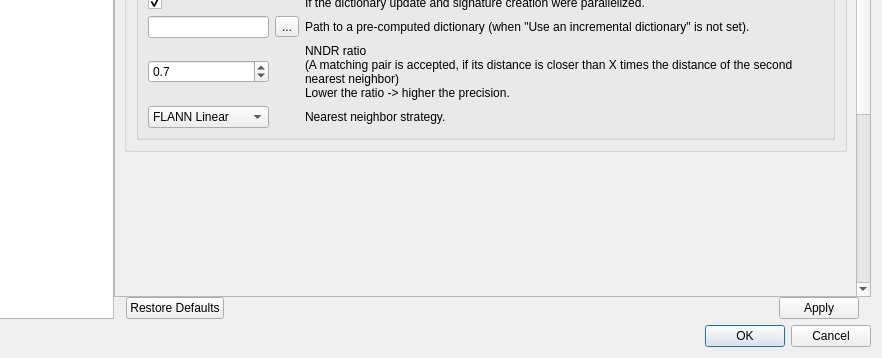
introlab/rtabmap, file guilib/src/ui/preferencesDialog.ui: the form before one commit; both pictures show x 153 to 1035 and y 431 to 789 of the 1035 by 789 pixel window.
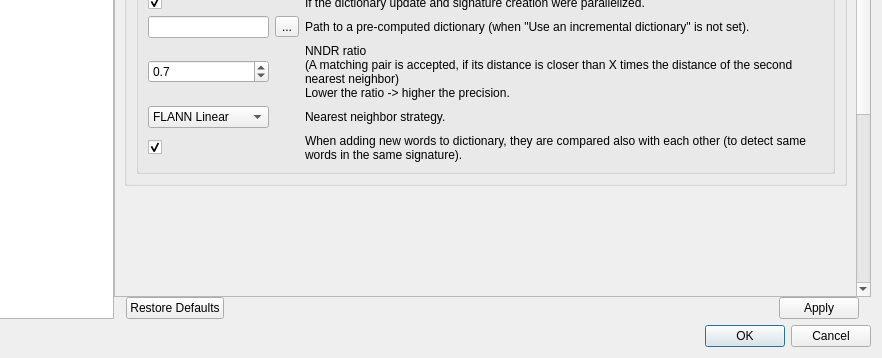
The form after the commit. The open tabs and pages were chosen to show the change. Icons and pictures are not drawn. Custom widgets are drawn as their Qt base class.

Commit message: Added parameter Kp/NewWordsComparedTogether for dictionary, always true but when comparing loop closures with Reextracting features, it is set to false to save time. fixed crash when calling getMap without rtabmap yet initialized. Parameter "LccReextract/LoopClosureFeatures" is now named "LccReextract/Activated"

```diff
--- a/guilib/src/ui/preferencesDialog.ui
+++ b/guilib/src/ui/preferencesDialog.ui
@@ -65,7 +65,7 @@
             <x>0</x>
             <y>0</y>
             <width>744</width>
-            <height>1019</height>
+            <height>900</height>
            </rect>
           </property>
           <layout class="QVBoxLayout" name="verticalLayout_16">
@@ -3561,6 +3561,26 @@
                          </property>
                         </widget>
                        </item>
+                       <item row="6" column="0">
+                        <widget class="QCheckBox" name="checkBox_kp_newWordsComparedTogether">
+                         <property name="text">
+                          <string/>
+                         </property>
+                         <property name="checked">
+                          <bool>true</bool>
+                         </property>
+                        </widget>
+                       </item>
+                       <item row="6" column="2">
+                        <widget class="QLabel" name="label_186">
+                         <property name="text">
+                          <string>When adding new words to dictionary, they are compared also with each other (to detect same words in the same signature).</string>
+                         </property>
+                         <property name="wordWrap">
+                          <bool>true</bool>
+                         </property>
+                        </widget>
+                       </item>
                       </layout>
                      </widget>
                     </item>
```
Left out of the diff: 2 changed lines with no effect on the pictures. The commit also changes 6 other files.
